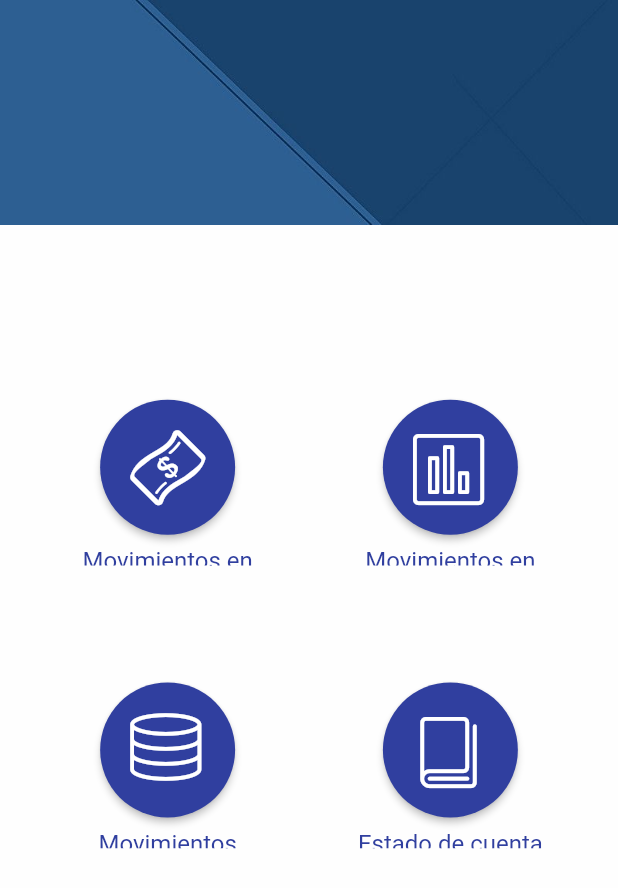
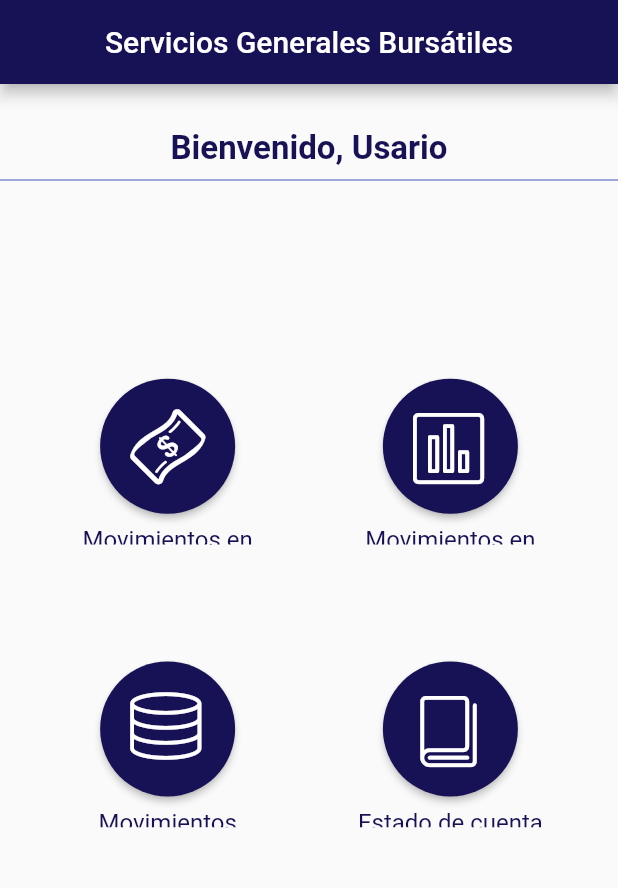
Before and after one commit to AlfredGonz/home-demo, a Flutter app: the screen it shows after launch, on a phone screen of 412 x 824 dp. Shown: the top 888 px of the screen. Run offline on Flutter 3.47's test engine with Material 2 defaults, Android fonts, the phone set to English and light mode, and no system bars.

Commit message:
cambios en la interfaz: Bienvenido usuario, appbar agregada, divider

```diff
--- a/lib/pantallas/inicio.dart
+++ b/lib/pantallas/inicio.dart
@@ -7,11 +7,55 @@ class Inicio extends StatelessWidget {
   Widget build(BuildContext context) {
 
         SystemChrome.setSystemUIOverlayStyle(SystemUiOverlayStyle.dark.copyWith(
-        statusBarColor: Colors.indigo[300]));
+        statusBarColor: Colors.indigo[900]));
 
     return new SafeArea(
         child: Scaffold(
-          body: MenuBody(),
+          appBar: AppBar(
+            centerTitle: true,
+            title: Text("Servicios Generales Bursátiles ",
+            textAlign: TextAlign.center),
+            backgroundColor: Color.fromRGBO(23, 17, 85, 1),
+          ),
+          body: Container(
+            child: Stack(
+              fit: StackFit.loose,
+              children: <Widget>[
+                Container(
+                  padding: EdgeInsets.only( bottom: 20, top: 30 ),
+                  width: MediaQuery.of(context).size.width ,
+                  height: MediaQuery.of(context).size.height * 0.15,
+
+
+                    child: Column(
+                      mainAxisSize: MainAxisSize.max,
+                      children: <Widget>[
+
+                      Flexible(
+                        flex: 1,
+                        child: Text("Bienvenido, Usario",
+                      style: TextStyle(fontSize: 22,
+                      color: Color.fromRGBO(23, 17, 85, 1),
+                      fontWeight: FontWeight.bold
+                      ),
+                      )
+                      ),
+
+                 new Divider(
+                        color: Colors.indigo,
+                      ),
+                      ],
+
+                    ),
+
+
+                ),
+
+
+                 MenuBody(),
+              ],
+            ),
+          )
         ),
 
     );
@@ -23,15 +67,8 @@ class MenuBody extends StatelessWidget {
   @override
   Widget build(BuildContext context){
     return  Container(
-            padding: EdgeInsets.only(top: 220, bottom: 10, right: 10, left: 10),
-            decoration: BoxDecoration(
-                color: Colors.white70,
+            padding: EdgeInsets.only(top: 150, bottom: 10, right: 10, left: 10),
 
-                image: DecorationImage(
-                    image: AssetImage(
-                      'assets/top.jpg'),
-                    alignment: Alignment.topCenter),
-                    ),
 
 
             child: GridView.count(
@@ -60,7 +97,7 @@ class MenuBody extends StatelessWidget {
                     ),
                     shape: new CircleBorder(),
                     elevation: 2.0,
-                    fillColor: Colors.indigo[700],
+                    fillColor: Color.fromRGBO(23, 17, 85, 1),
                     padding: const EdgeInsets.all(20.0),
                   ),
                   flex: 5,
@@ -68,7 +105,7 @@ class MenuBody extends StatelessWidget {
                   Flexible(
                     child:Padding(padding: EdgeInsets.only(top: 8),
                     child: Text("Movimientos en Bolsa",textAlign: TextAlign.center,
-                    style: TextStyle(color: Colors.indigo[700],fontSize: 16),)
+                    style: TextStyle(color: Color.fromRGBO(23, 17, 85, 1),fontSize: 16),)
                     ),
 
                     flex: 1,
@@ -93,7 +130,7 @@ class MenuBody extends StatelessWidget {
                     ),
                     shape: new CircleBorder(),
                     elevation: 2.0,
-                    fillColor: Colors.indigo[700],
+                    fillColor: Color.fromRGBO(23, 17, 85, 1),
                     padding: const EdgeInsets.all(20.0),
                   ),
                   flex: 5,
@@ -102,7 +139,7 @@ class MenuBody extends StatelessWidget {
                    Flexible(
                     child:Padding(padding: EdgeInsets.only(top: 8),
                     child: Text("Movimientos en Fondos",textAlign: TextAlign.center,
-                    style: TextStyle(color: Colors.indigo[700],fontSize: 16),)
+                    style: TextStyle(color: Color.fromRGBO(23, 17, 85, 1),fontSize: 16),)
                     ),
                     flex: 1,
                   )
@@ -127,7 +164,7 @@ class MenuBody extends StatelessWidget {
                     ),
                     shape: new CircleBorder(),
                     elevation: 2.0,
-                    fillColor: Colors.indigo[700],
+                    fillColor: Color.fromRGBO(23, 17, 85, 1),
                     padding: const EdgeInsets.all(20.0),
                   ),
                   flex: 5,
@@ -135,7 +172,7 @@ class MenuBody extends StatelessWidget {
                  Flexible(
                     child:Padding(padding: EdgeInsets.only(top: 8),
                     child: Text("Movimientos Consolidados",textAlign: TextAlign.center,
-                    style: TextStyle(color: Colors.indigo[700],fontSize: 16),)
+                    style: TextStyle(color: Color.fromRGBO(23, 17, 85, 1),fontSize: 16),)
                     ),
 
                     flex: 1,
@@ -161,7 +198,7 @@ class MenuBody extends StatelessWidget {
                     ),
                     shape: new CircleBorder(),
                     elevation: 2.0,
-                    fillColor: Colors.indigo[700],
+                    fillColor: Color.fromRGBO(23, 17, 85, 1),
                     padding: const EdgeInsets.all(20.0),
                   ),
                   flex: 5,
@@ -169,7 +206,7 @@ class MenuBody extends StatelessWidget {
                    Flexible(
                     child:Padding(padding: EdgeInsets.only(top: 8),
                     child: Text("Estado de cuenta",textAlign: TextAlign.center,
-                    style: TextStyle(color: Colors.indigo[700],fontSize: 16),)
+                    style: TextStyle(color: Color.fromRGBO(23, 17, 85, 1),fontSize: 16),)
                     ),
 
                     flex: 1,
```
Also changed, not shown: assets/logosgb.png.
